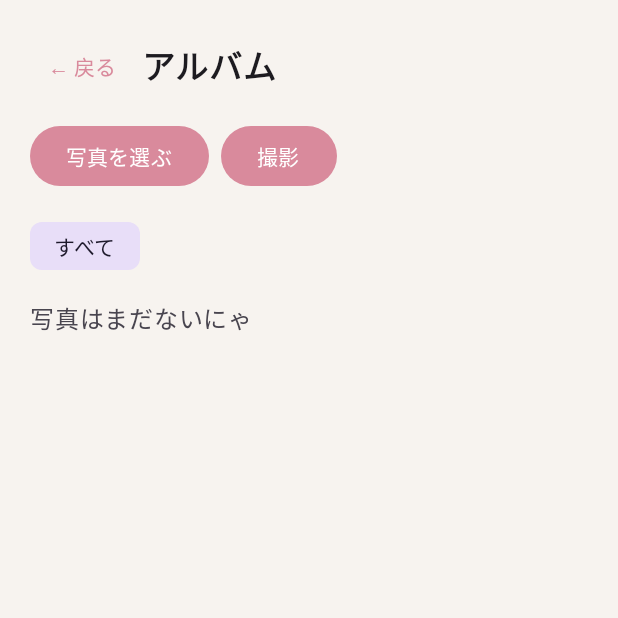
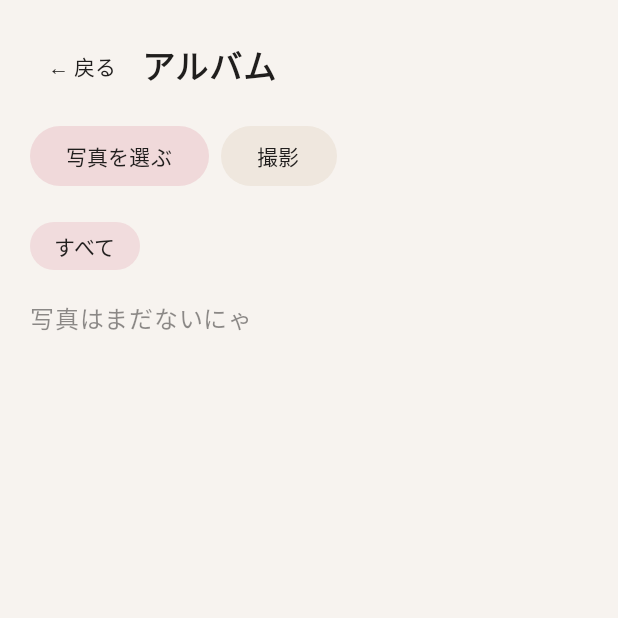
Before and after one commit to mspgllcinfo-MIYU/MSPG, an Android app built with Jetpack Compose: the composable AlbumScreen shown on its own in the app's theme, on a phone screen of 412 x 824 dp, the top half of it. Run offline under Robolectric (Android 15) with nearby library versions, the phone set to English and light mode, and no system bars; our stand-ins replace Room's generated code; 1 statement that could not run was skipped.

Commit message:
Step4-4: AlbumScreen and its shared photo UI join the palette, last piece
Visual-only redesign of AlbumScreen.kt to match Step1 Home / Step2 bottom
nav / Step3 AI chat / Step4-1〜3 Poi/Calendar/Memo's palette (墨色/生成り
/控えめなピンク/ごく控えめなゴールド), scoped as local color tokens in
this file only (Theme.kt untouched).

AlbumScreen itself:
- "← 戻る" / "アルバム" header tinted ink; text/onClick unchanged.
- "写真を選ぶ" becomes a soft pink pill, "撮影" a quieter card-toned pill —
  two equal utility actions, neither one a single standout CTA.
- Album filter chips restyled as pink selection pills (same visual
  language as AiChatScreen's room chips); selectedAlbum logic unchanged.
- Grid capped at 640dp and centered so it doesn't stretch on a Fold's
  unfolded screen; a normal phone stays fillMaxWidth as before.

Shared components (also used by AiChat/Poi/Calendar/Memo, which are
otherwise untouched — this is the last piece unifying photo UI across
every screen that shows one):
- PhotoThumbnail: only its placeholder background moves from
  surfaceVariant to AlbumCard. Corner radius, aspectRatio, the caption
  overlay (black 55% + white text, left as-is for legibility over
  arbitrary photo content), and tap handling are untouched.
- PhotoDetailDialog: container/image-placeholder backgrounds and text
  move to the local palette (registered date tinted gold, matching the
  quiet date labels already used on Poi/Calendar/Memo); save button
  becomes solid AlbumPink. Layout structure, the 260dp preview, text
  field placement, the calendar date-set flow, and delete/close/save
  wiring are all unchanged.
- AlbumPhotoPickerDialog (Memo's photo picker): container/title/empty
  text move to the local palette. Grid structure, PhotoThumbnail usage,
  and onPick/onDismiss wiring are unchanged.

repository.byAlbum/all/albumNames/importFromUri/registerCapturedFile/
newCameraCaptureFile/updateDetails/delete, reload(), selectedAlbum,
detailPhoto, pendingCameraFile, DatePickerDialog, decodeSampledBitmap,
and all onSave/onDelete/onDismiss/onPick wiring are unchanged.

Co-Authored-By: Claude Sonnet 5 <noreply@anthropic.com>
Claude-Session: https://claude.ai/code/session_01YUnQJ4cgUsLyxH7Cu7UTHz

```diff
--- a/android/app/src/main/java/com/mspg/poicat/AlbumScreen.kt
+++ b/android/app/src/main/java/com/mspg/poicat/AlbumScreen.kt
@@ -7,6 +7,7 @@ import android.graphics.BitmapFactory
 import androidx.activity.compose.rememberLauncherForActivityResult
 import androidx.activity.result.PickVisualMediaRequest
 import androidx.activity.result.contract.ActivityResultContracts
+import androidx.compose.foundation.BorderStroke
 import androidx.compose.foundation.Image
 import androidx.compose.foundation.background
 import androidx.compose.foundation.clickable
@@ -23,6 +24,7 @@ import androidx.compose.foundation.layout.height
 import androidx.compose.foundation.layout.heightIn
 import androidx.compose.foundation.layout.padding
 import androidx.compose.foundation.layout.width
+import androidx.compose.foundation.layout.widthIn
 import androidx.compose.foundation.lazy.grid.GridCells
 import androidx.compose.foundation.lazy.grid.LazyVerticalGrid
 import androidx.compose.foundation.lazy.grid.items
@@ -30,7 +32,9 @@ import androidx.compose.foundation.rememberScrollState
 import androidx.compose.foundation.shape.RoundedCornerShape
 import androidx.compose.foundation.verticalScroll
 import androidx.compose.material3.Button
+import androidx.compose.material3.ButtonDefaults
 import androidx.compose.material3.FilterChip
+import androidx.compose.material3.FilterChipDefaults
 import androidx.compose.material3.MaterialTheme
 import androidx.compose.material3.OutlinedButton
 import androidx.compose.material3.OutlinedTextField
@@ -66,6 +70,20 @@ import java.time.LocalDate
 import kotlinx.coroutines.Dispatchers
 import kotlinx.coroutines.launch
 import kotlinx.coroutines.withContext
+
+// Step4-4: Album-only design tokens, matching Home (Step1) / bottom nav
+// (Step2) / AI chat (Step3) / Poi/Calendar/Memo (Step4-1〜3) by value
+// ("大人かわいい×ちょっと高級×無愛想な黒猫"). Scoped to this file
+// deliberately — Theme.kt stays untouched until this look is promoted
+// (Step0). PhotoThumbnail/PhotoDetailDialog/AlbumPhotoPickerDialog are also
+// defined in this file and shared by AiChat/Poi/Calendar/Memo, so their
+// visual-only changes here are the last piece completing the palette
+// across every screen that shows a photo.
+private val AlbumInk = Color(0xFF201E1D) // 墨色
+private val AlbumCream = Color(0xFFF7F3EF) // 生成り — matches Theme.kt's page background
+private val AlbumCard = Color(0xFFEFE7DE) // a shade deeper than the page
+private val AlbumGold = Color(0xFFC9A66B) // restrained accent, never a fill color
+private val AlbumPink = Color(0xFFD98A9C) // the app's existing pink, kept rare
 
 /**
  * Album tab (opened from Home, not one of the 5 bottom tabs): add a photo
@@ -126,23 +144,35 @@ fun AlbumScreen(onBack: () -> Unit) {
 
     Column(modifier = Modifier.fillMaxSize().padding(20.dp)) {
         Row(verticalAlignment = Alignment.CenterVertically) {
-            TextButton(onClick = onBack) { Text("← 戻る") }
+            TextButton(onClick = onBack) {
+                Text("← 戻る", color = AlbumInk)
+            }
             Spacer(Modifier.width(4.dp))
-            Text("アルバム", fontSize = 22.sp, fontWeight = FontWeight.Bold)
+            Text("アルバム", fontSize = 22.sp, fontWeight = FontWeight.Bold, color = AlbumInk)
         }
 
         Spacer(Modifier.height(12.dp))
 
+        // Step4-4: two equal utility actions, neither a single standout CTA —
+        // "写真を選ぶ" gets a soft pink pill, "撮影" a quieter card-toned one.
         Row(horizontalArrangement = Arrangement.spacedBy(8.dp)) {
-            Button(onClick = {
-                pickMedia.launch(PickVisualMediaRequest(ActivityResultContracts.PickVisualMedia.ImageOnly))
-            }) { Text("写真を選ぶ") }
+            Button(
+                onClick = {
+                    pickMedia.launch(PickVisualMediaRequest(ActivityResultContracts.PickVisualMedia.ImageOnly))
+                },
+                colors = ButtonDefaults.buttonColors(containerColor = AlbumPink.copy(alpha = 0.25f), contentColor = AlbumInk),
+                shape = RoundedCornerShape(percent = 50),
+            ) { Text("写真を選ぶ") }
 
-            Button(onClick = {
-                val granted = ContextCompat.checkSelfPermission(context, Manifest.permission.CAMERA) ==
-                    PackageManager.PERMISSION_GRANTED
-                if (granted) launchCamera() else cameraPermissionLauncher.launch(Manifest.permission.CAMERA)
-            }) { Text("撮影") }
+            Button(
+                onClick = {
+                    val granted = ContextCompat.checkSelfPermission(context, Manifest.permission.CAMERA) ==
+                        PackageManager.PERMISSION_GRANTED
+                    if (granted) launchCamera() else cameraPermissionLauncher.launch(Manifest.permission.CAMERA)
+                },
+                colors = ButtonDefaults.buttonColors(containerColor = AlbumCard, contentColor = AlbumInk),
+                shape = RoundedCornerShape(percent = 50),
+            ) { Text("撮影") }
         }
 
         Spacer(Modifier.height(12.dp))
@@ -151,22 +181,50 @@ fun AlbumScreen(onBack: () -> Unit) {
             modifier = Modifier.fillMaxWidth().horizontalScroll(rememberScrollState()),
             horizontalArrangement = Arrangement.spacedBy(8.dp),
         ) {
-            FilterChip(selected = selectedAlbum == null, onClick = { selectedAlbum = null }, label = { Text("すべて") })
+            val chipColors = FilterChipDefaults.filterChipColors(
+                containerColor = Color.Transparent,
+                labelColor = AlbumInk.copy(alpha = 0.5f),
+                selectedContainerColor = AlbumPink.copy(alpha = 0.22f),
+                selectedLabelColor = AlbumInk,
+            )
+            val chipBorder = BorderStroke(0.dp, Color.Transparent)
+            FilterChip(
+                selected = selectedAlbum == null,
+                onClick = { selectedAlbum = null },
+                label = { Text("すべて") },
+                shape = RoundedCornerShape(percent = 50),
+                colors = chipColors,
+                border = chipBorder,
+            )
             albums.forEach { album ->
-                FilterChip(selected = selectedAlbum == album, onClick = { selectedAlbum = album }, label = { Text(album) })
+                FilterChip(
+                    selected = selectedAlbum == album,
+                    onClick = { selectedAlbum = album },
+                    label = { Text(album) },
+                    shape = RoundedCornerShape(percent = 50),
+                    colors = chipColors,
+                    border = chipBorder,
+                )
             }
         }
 
         Spacer(Modifier.height(12.dp))
 
         if (photos.isEmpty()) {
-            Text("写真はまだないにゃ", color = MaterialTheme.colorScheme.onSurfaceVariant)
+            Text("写真はまだないにゃ", color = AlbumInk.copy(alpha = 0.5f))
         } else {
+            // Step4-4: capped at 640dp and centered so the grid doesn't stretch
+            // edge-to-edge on a Fold's unfolded, much wider screen; a normal
+            // phone stays fillMaxWidth as before.
             LazyVerticalGrid(
                 columns = GridCells.Fixed(3),
                 verticalArrangement = Arrangement.spacedBy(6.dp),
                 horizontalArrangement = Arrangement.spacedBy(6.dp),
-                modifier = Modifier.weight(1f),
+                modifier = Modifier
+                    .weight(1f)
+                    .fillMaxWidth()
+                    .widthIn(max = 640.dp)
+                    .align(Alignment.CenterHorizontally),
             ) {
                 items(photos, key = { it.id }) { photo ->
                     PhotoThumbnail(photo = photo, onClick = { detailPhoto = photo })
@@ -206,7 +264,7 @@ fun PhotoThumbnail(photo: Photo, onClick: () -> Unit, modifier: Modifier = Modif
         modifier = modifier
             .aspectRatio(1f)
             .clip(RoundedCornerShape(8.dp))
-            .background(MaterialTheme.colorScheme.surfaceVariant)
+            .background(AlbumCard)
             .clickable(onClick = onClick),
     ) {
         bitmap?.let {
@@ -252,7 +310,7 @@ fun PhotoDetailDialog(
         Column(
             modifier = Modifier
                 .clip(RoundedCornerShape(16.dp))
-                .background(MaterialTheme.colorScheme.surface)
+                .background(AlbumCard)
                 .verticalScroll(rememberScrollState())
                 .padding(16.dp),
         ) {
@@ -261,7 +319,7 @@ fun PhotoDetailDialog(
                     .fillMaxWidth()
                     .height(260.dp)
                     .clip(RoundedCornerShape(12.dp))
-                    .background(MaterialTheme.colorScheme.surfaceVariant),
+                    .background(AlbumCream),
                 contentAlignment = Alignment.Center,
             ) {
                 bitmap?.let {
@@ -271,14 +329,14 @@ fun PhotoDetailDialog(
                         modifier = Modifier.fillMaxSize(),
                         contentScale = ContentScale.Fit,
                     )
-                } ?: Text("読み込み中…", color = MaterialTheme.colorScheme.onSurfaceVariant)
+                } ?: Text("読み込み中…", color = AlbumInk.copy(alpha = 0.5f))
             }
 
             Spacer(Modifier.height(10.dp))
             Text(
                 text = "登録日: ${addedDate.monthValue}月${addedDate.dayOfMonth}日",
                 fontSize = 12.sp,
-                color = MaterialTheme.colorScheme.onSurfaceVariant,
+                color = AlbumGold,
             )
             Spacer(Modifier.height(8.dp))
 
@@ -326,7 +384,10 @@ fun PhotoDetailDialog(
                 Spacer(Modifier.weight(1f))
                 TextButton(onClick = onDismiss) { Text("閉じる") }
                 Spacer(Modifier.width(4.dp))
-                Button(onClick = { onSave(caption.trim().ifBlank { null }, album.trim().ifBlank { null }, linkedDate) }) {
+                Button(
+                    onClick = { onSave(caption.trim().ifBlank { null }, album.trim().ifBlank { null }, linkedDate) },
+                    colors = ButtonDefaults.buttonColors(containerColor = AlbumPink, contentColor = Color.White),
+                ) {
                     Text("保存")
                 }
             }
@@ -358,13 +419,13 @@ fun AlbumPhotoPickerDialog(onDismiss: () -> Unit, onPick: (Photo) -> Unit) {
             modifier = Modifier
                 .fillMaxWidth()
                 .clip(RoundedCornerShape(16.dp))
-                .background(MaterialTheme.colorScheme.surface)
+                .background(AlbumCard)
                 .padding(16.dp),
         ) {
-            Text("写真を選ぶ", fontWeight = FontWeight.Bold, fontSize = 18.sp)
+            Text("写真を選ぶ", fontWeight = FontWeight.Bold, fontSize = 18.sp, color = AlbumInk)
             Spacer(Modifier.height(12.dp))
             if (photos.isEmpty()) {
-                Text("アルバムに写真がまだないにゃ", color = MaterialTheme.colorScheme.onSurfaceVariant)
+                Text("アルバムに写真がまだないにゃ", color = AlbumInk.copy(alpha = 0.5f))
             } else {
                 Column(
                     modifier = Modifier
```
